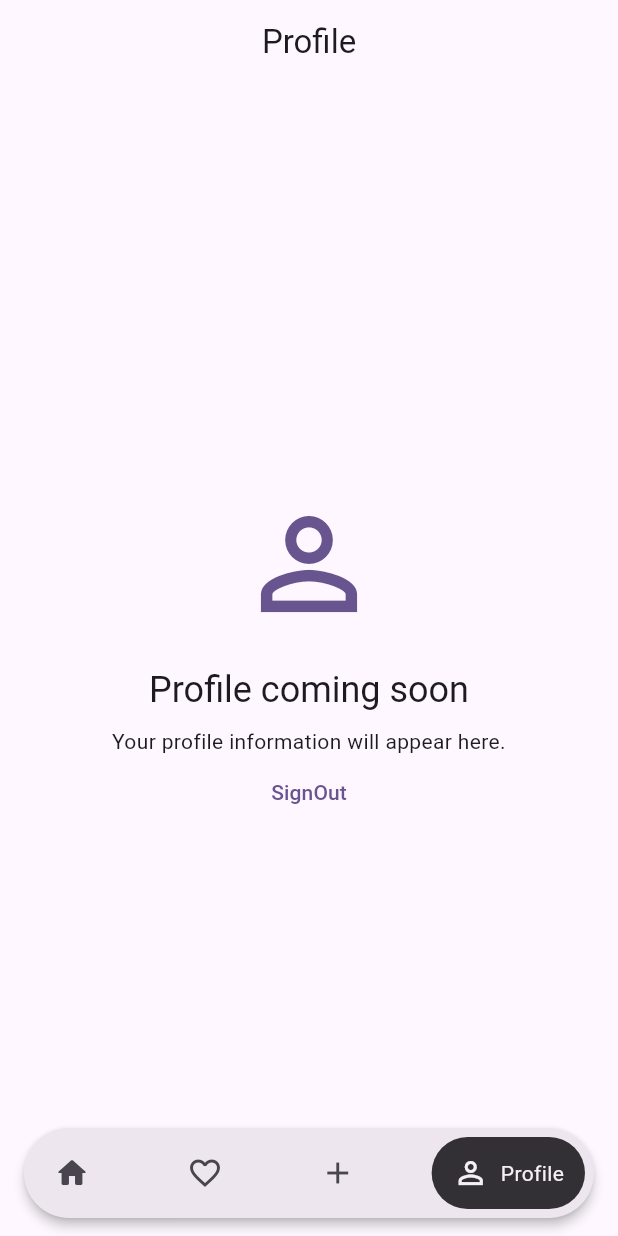
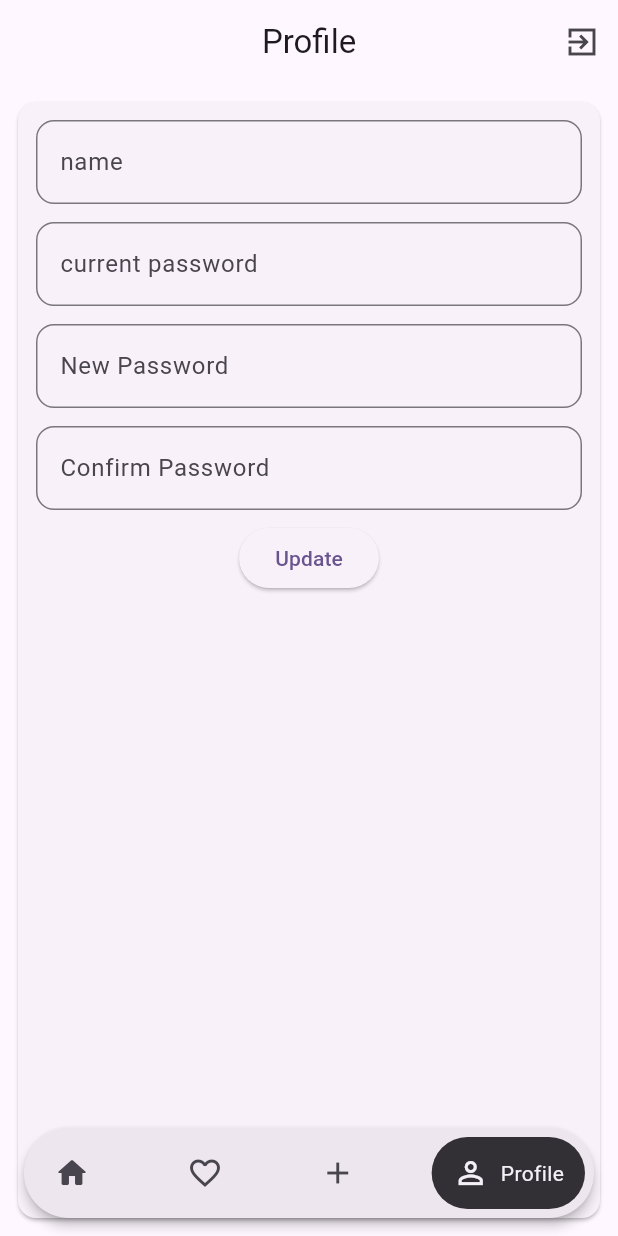
Before and after one commit to Ey-git-hub/emarket, a Flutter app: the screen it shows once a user with an empty profile is signed in, item 4 of the bottom bar chosen, on a phone screen of 412 x 824 dp. Run offline on Flutter 3.47's test engine with Material 3 defaults, Android fonts, the phone set to English and light mode, and no system bars; our stand-ins replace cloud_firestore, firebase_auth, firebase_core, flutter_riverpod, go_router; accounts and stored records are empty.

Commit message:
feat: Refactor UserProfileScreen to include form fields for user details and update functionality

```diff
--- a/lib/features/presentation/profile/user_profile_screen.dart
+++ b/lib/features/presentation/profile/user_profile_screen.dart
@@ -2,44 +2,127 @@ import 'package:emarket/features/auth/providers/auth_provider.dart';
 import 'package:flutter/material.dart';
 import 'package:flutter_riverpod/flutter_riverpod.dart';
 
-class UserProfileScreen extends ConsumerWidget {
+class UserProfileScreen extends ConsumerStatefulWidget {
   const UserProfileScreen({super.key});
 
   @override
-	Widget build(BuildContext context,WidgetRef ref) {
-    final signOut=ref.watch(authRepositoryProvider);
+  ConsumerState<ConsumerStatefulWidget> createState() {
+    return _UserProfileScreenState();
+  }
+}
+
+class _UserProfileScreenState extends ConsumerState<UserProfileScreen> {
+  final nameController = TextEditingController();
+  final passwordController = TextEditingController();
+  final phoneController = TextEditingController();
+  final _formKey = GlobalKey<FormState>();
+  // final Controller=TextEditingController();
+  void _update() {
+    if (!(_formKey.currentState?.validate() ?? false)) {
+      return;
+    }
+  }
+
+  void init() {}
+  @override
+  Widget build(BuildContext context) {
+    final auth = ref.watch(authRepositoryProvider);
+
     return Scaffold(
       appBar: AppBar(
         title: const Text('Profile'),
         centerTitle: true,
+        actions: [
+          IconButton(
+            onPressed: () {
+              auth.signOut();
+            },
+            icon: Icon(Icons.exit_to_app_sharp),
           ),
-			body: Center(
+        ],
+      ),
+      body: Padding(
+        padding: EdgeInsets.all(8),
+        child: Card(
           child: Padding(
-					padding: const EdgeInsets.all(24),
+            padding: EdgeInsets.all(12),
+            child: Form(
+              key: _formKey,
               child: Column(
-						mainAxisAlignment: MainAxisAlignment.center,
                 children: [
-							Icon(
-								Icons.person_outline,
-								size: 96,
-								color: Theme.of(context).colorScheme.primary,
+                  TextFormField(
+                    controller: nameController,
+                    decoration: InputDecoration(
+                      labelText: 'name',
+                      border: OutlineInputBorder(
+                        borderRadius: BorderRadius.circular(12),
                       ),
-							const SizedBox(height: 20),
-							Text(
-								'Profile coming soon',
-								style: Theme.of(context).textTheme.headlineSmall,
-								textAlign: TextAlign.center,
                     ),
-							const SizedBox(height: 8),
-							Text(
-								'Your profile information will appear here.',
-								style: Theme.of(context).textTheme.bodyMedium,
-								textAlign: TextAlign.center,
+                    validator: (value) {
+                      if (value == null || value.trim().isEmpty) {
+                        return 'Enter your name';
+                      }
+
+                      return null;
+                    },
                   ),
-              TextButton(onPressed: (){
-                signOut.signOut();
-              }, child: Text('SignOut'))
+                  SizedBox(height: 12),
+                  TextFormField(
+                    controller: nameController,
+                    decoration: InputDecoration(
+                      labelText: 'current password',
+                      border: OutlineInputBorder(
+                        borderRadius: BorderRadius.circular(12),
+                      ),
+                    ),
+                    validator: (value) {
+                      if (value == null || value.trim().isEmpty) {
+                        return 'Enter your current password';
+                      }
+
+                      return null;
+                    },
+                  ),
+                  SizedBox(height: 12),
+                  TextFormField(
+                    controller: passwordController,
+                    decoration: InputDecoration(
+                      labelText: 'New Password',
+                      border: OutlineInputBorder(
+                        borderRadius: BorderRadius.circular(12),
+                      ),
+                    ),
+                    validator: (value) {
+                      if (value == null || value.trim().isEmpty) {
+                        return 'Enter your new password';
+                      }
+
+                      return null;
+                    },
+                  ),
+
+                  SizedBox(height: 12),
+                  TextFormField(
+                    controller: passwordController,
+                    decoration: InputDecoration(
+                      labelText: 'Confirm Password',
+                      border: OutlineInputBorder(
+                        borderRadius: BorderRadius.circular(12),
+                      ),
+                    ),
+                    validator: (value) {
+                      if (value == null || value.trim().isEmpty) {
+                        return 'Enter your new Password';
+                      }
+
+                      return null;
+                    },
+                  ),
+                  SizedBox(height: 8),
+                  ElevatedButton(onPressed: _update, child: Text('Update')),
                 ],
+              ),
+            ),
           ),
         ),
       ),
```
Lines whose indentation alone changed are shown as unchanged.
